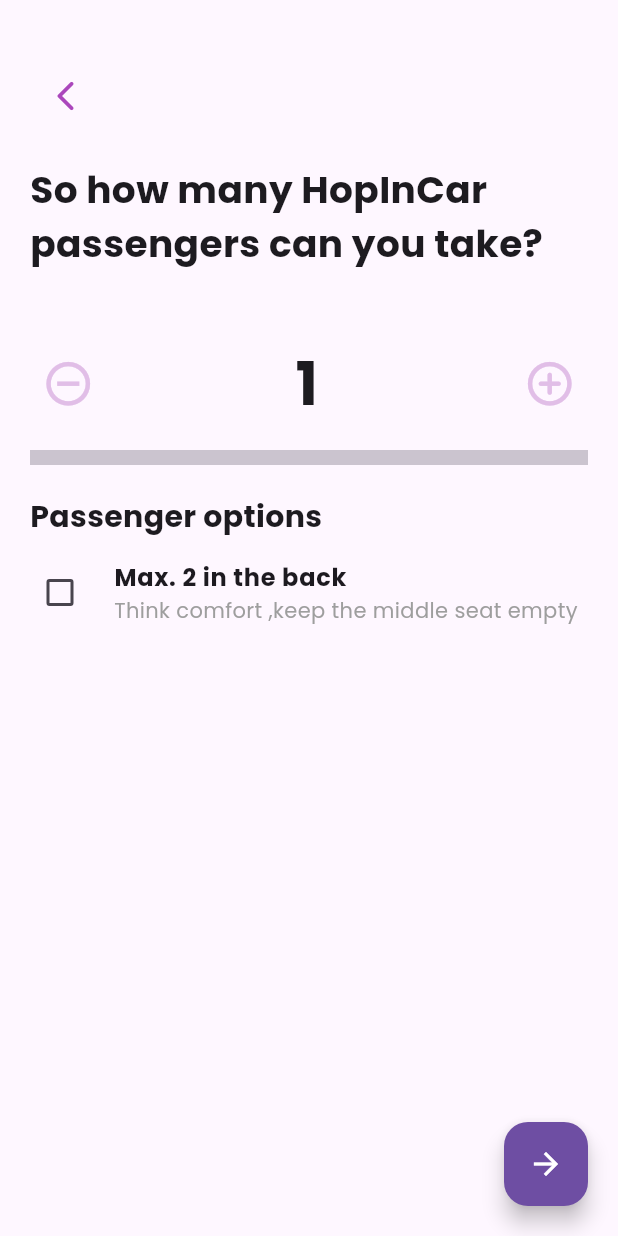
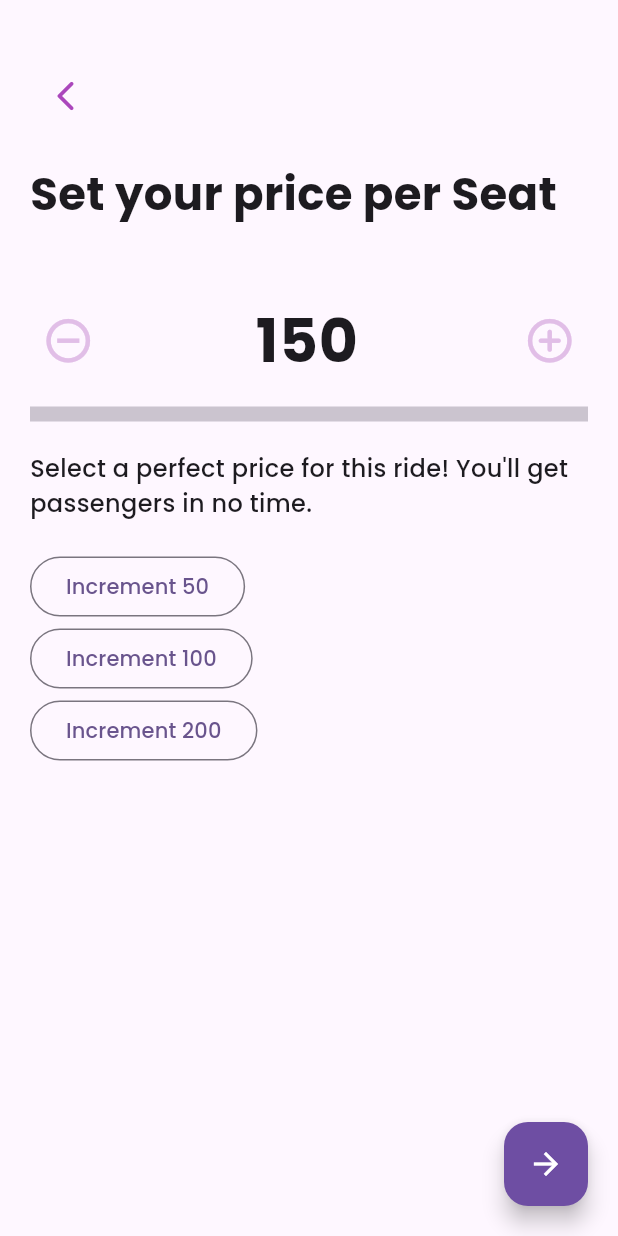
Before and after one commit to JawadAly/HopIn, a Flutter app: the Passengercounter screen opened by its route, after a tap on the "arrow forward" icon, on a phone screen of 412 x 824 dp. Run offline on Flutter 3.47's test engine with Material 3 defaults, Android fonts, the phone set to English and light mode, and no system bars; drawn by our look-alikes of toastification; our stand-ins replace animated_splash_screen, firebase_auth, firebase_core, google_fonts, google_maps_flutter, image_picker and 3 more; missing offline and left inert: flutter_polyline_points, geocode; accounts and stored records are empty.

Commit message:
finalized publish journey with data saving

```diff
--- a/lib/apiservices/apiconstants.dart
+++ b/lib/apiservices/apiconstants.dart
@@ -1 +1 @@
-const googleApiKey = "AIzaSyCOgopq0a56DxB5YR6KrZVLiaTG0Lj9MUo";
+const googleApiKey = "AIzaSyDka4PPf7zeibyuQF8ljeTVVUsf3rCOK4o";
--- a/lib/routes/app_routes.dart
+++ b/lib/routes/app_routes.dart
@@ -1,7 +1,9 @@
 import 'package:flutter/material.dart';
 import 'package:hopin/screens/publishjourney/dropoff.dart';
+import 'package:hopin/screens/publishjourney/journeyfinalizer.dart';
 import 'package:hopin/screens/publishjourney/passengercounter.dart';
 import 'package:hopin/screens/publishjourney/pickup.dart';
+import 'package:hopin/screens/publishjourney/pricing.dart';
 import 'package:hopin/screens/publishjourney/routedecider.dart';
 import 'package:hopin/screens/publishjourney/traveldate.dart';
 import 'package:hopin/screens/publishjourney/traveltime.dart';
@@ -32,6 +34,10 @@
       return MaterialPageRoute(builder: (_) => Traveltime());
     case '/publishride/passengercounter':
       return MaterialPageRoute(builder: (_) => Passengercounter());
+    case '/publishride/pricing':
+      return MaterialPageRoute(builder: (_) => Pricing());
+    case '/publishride/finalize':
+      return MaterialPageRoute(builder: (_) => Journeyfinalizer());
 
     case '/sign_up':
       return MaterialPageRoute(builder: (_) => SignUp());
--- a/lib/screens/publishjourney/dropoff.dart
+++ b/lib/screens/publishjourney/dropoff.dart
@@ -64,7 +64,7 @@
                                 dropOffLoc = incomingVal;
                               });
                             },
-                            hintText: "Drop-ff Location",
+                            hintText: "Enter drop off location",
                             controler: dropOffController,
                             submitionFunc: (_) => Navigator.pop(context),
                           ),
--- a/lib/screens/publishjourney/passengercounter.dart
+++ b/lib/screens/publishjourney/passengercounter.dart
@@ -132,6 +132,7 @@
                     context,
                     listen: false,
                   ).updatePassengerCount(passengerCount);
+                  Navigator.pushNamed(context, '/publishride/pricing');
                 },
               ),
             ),
--- a/lib/screens/publishjourney/pickup.dart
+++ b/lib/screens/publishjourney/pickup.dart
@@ -68,7 +68,7 @@
                         MaterialPageRoute(
                           builder:
                               (context) => LocationProvider(
-                                hintText: "Enter the full address",
+                                hintText: "Enter pick up location",
                                 dataModifier: updatepickUpDest,
                                 controler: _pickUpDestControler,
                                 submitionFunc: (_) => Navigator.pop(context),
--- /dev/null
+++ b/lib/screens/publishjourney/pricing.dart
@@ -0,0 +1,125 @@
+import 'package:flutter/material.dart';
+import 'package:hopin/screens/publishjourney/publishridemodel.dart';
+import 'package:hopin/widgets/backiconbtn.dart';
+import 'package:hopin/widgets/fab.dart';
+import 'package:hopin/widgets/toastprovider.dart';
+import 'package:provider/provider.dart';
+import 'package:toastification/toastification.dart';
+
+class Pricing extends StatefulWidget {
+  const Pricing({super.key});
+
+  @override
+  State<Pricing> createState() => _PricingState();
+}
+
+class _PricingState extends State<Pricing> {
+  int price = 150;
+  // bool areFixedPassenger = false;
+  @override
+  Widget build(BuildContext context) {
+    return Scaffold(
+      body: Container(
+        padding: EdgeInsets.all(20),
+        child: Column(
+          crossAxisAlignment: CrossAxisAlignment.start,
+          children: [
+            SizedBox(height: 20),
+            Backiconbtn(incomingContext: context),
+            SizedBox(height: 20),
+            Text(
+              "Set your price per Seat",
+              style: TextStyle(fontSize: 30, fontWeight: FontWeight.bold),
+            ),
+            SizedBox(height: 30),
+            TextFormField(
+              readOnly: true,
+              textAlign: TextAlign.center,
+              controller: TextEditingController(text: price.toString()),
+              style: TextStyle(fontSize: 40, fontWeight: FontWeight.bold),
+              decoration: InputDecoration(
+                hintText: price.toString(),
+                // hintStyle: TextStyle(fontSize: 40, fontWeight: FontWeight.bold),
+                enabledBorder: OutlineInputBorder(borderSide: BorderSide.none),
+                focusedBorder: OutlineInputBorder(borderSide: BorderSide.none),
+                prefixIcon: IconButton(
+                  onPressed: () {
+                    if (price > 100) {
+                      setState(() {
+                        price = price - 10;
+                      });
+                    } else {
+                      showCustomToast(
+                        'Pricing Error!',
+                        'Price cant be less then 100',
+                        ToastificationType.error,
+                      );
+                    }
+                  },
+                  icon: Icon(
+                    Icons.remove_circle_outline_outlined,
+                    color: Colors.purple.shade100,
+                  ),
+                  iconSize: 35,
+                ),
+                suffixIcon: IconButton(
+                  onPressed: () {
+                    setState(() {
+                      price = price + 10;
+                    });
+                  },
+                  icon: Icon(
+                    Icons.add_circle_outline_rounded,
+                    color: Colors.purple.shade100,
+                  ),
+                  iconSize: 35,
+                ),
+              ),
+            ),
+            Divider(height: 8, thickness: 10),
+            SizedBox(height: 20),
+            Text(
+              "Select a perfect price for this ride! You'll get passengers in no time.",
+              style: TextStyle(fontSize: 16, fontWeight: FontWeight.w500),
+            ),
+            SizedBox(height: 20),
+            OutlinedButton(
+              onPressed:
+                  () => setState(() {
+                    price = price + 50;
+                  }),
+              child: Text('Increment 50'),
+            ),
+            OutlinedButton(
+              onPressed:
+                  () => setState(() {
+                    price = price + 50;
+                  }),
+              child: Text('Increment 100'),
+            ),
+            OutlinedButton(
+              onPressed:
+                  () => setState(() {
+                    price = price + 200;
+                  }),
+              child: Text('Increment 200'),
+            ),
+            Spacer(),
+            Align(
+              alignment: Alignment.bottomRight,
+              child: Fab(
+                onPressed: () {
+                  Provider.of<Publishridemodel>(
+                    context,
+                    listen: false,
+                  ).updateSeatPrice(price);
+                  Navigator.pushNamed(context, '/publishride/finalize');
+                },
+              ),
+            ),
+          ],
+        ),
+      ),
+    );
+  }
+}
--- a/lib/screens/publishrideswrapper.dart
+++ b/lib/screens/publishrideswrapper.dart
@@ -1,7 +1,6 @@
 import 'package:flutter/material.dart';
-// import 'package:hopin/screens/publishjourney/pickup.dart';
+import 'package:hopin/screens/publishjourney/pickup.dart';
 import 'package:hopin/screens/publishjourney/publishridemodel.dart';
-import 'package:hopin/screens/publishjourney/traveldate.dart';
 import 'package:provider/provider.dart';
 
 class PublishridesWrapper extends StatelessWidget {
@@ -15,8 +14,7 @@
   Widget build(BuildContext context) {
     return ChangeNotifierProvider(
       create: (_) => Publishridemodel(),
-      // child: Pickup(),
-      child: Traveldate(),
+      child: Pickup(),
     );
   }
 }
--- a/pubspec.yaml
+++ b/pubspec.yaml
@@ -80,6 +80,7 @@
     - assets\images\profile_picture.jpg
     - assets\images\searchPageBgImage.jpg
     - assets\images\anotherSearchBg.jpg
+    - assets\images\journeyCompletionImage.png
 
 
   # An image asset can refer to one or more resolution-specific "variants", see
```
Also changed, not shown: lib/apiservices/geocoder.dart (+82 -23 lines), lib/screens/publishjourney/journeyfinalizer.dart (added, +47 -0 lines), lib/screens/publishjourney/publishridemodel.dart (+25 -4 lines), lib/screens/publishjourney/routedecider.dart (+53 -25 lines), lib/widgets/locationprovider.dart (+93 -34 lines), assets/images/journeyCompletionImage.jpg (added), assets/images/journeyCompletionImage.png (added), 1 other file.
